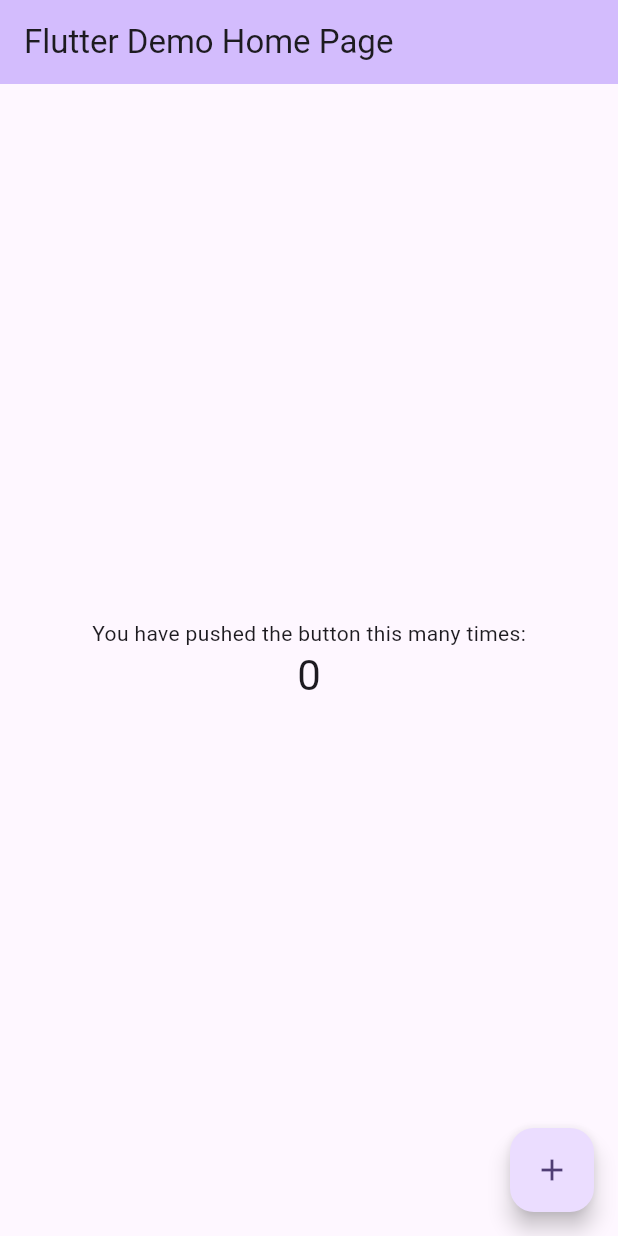
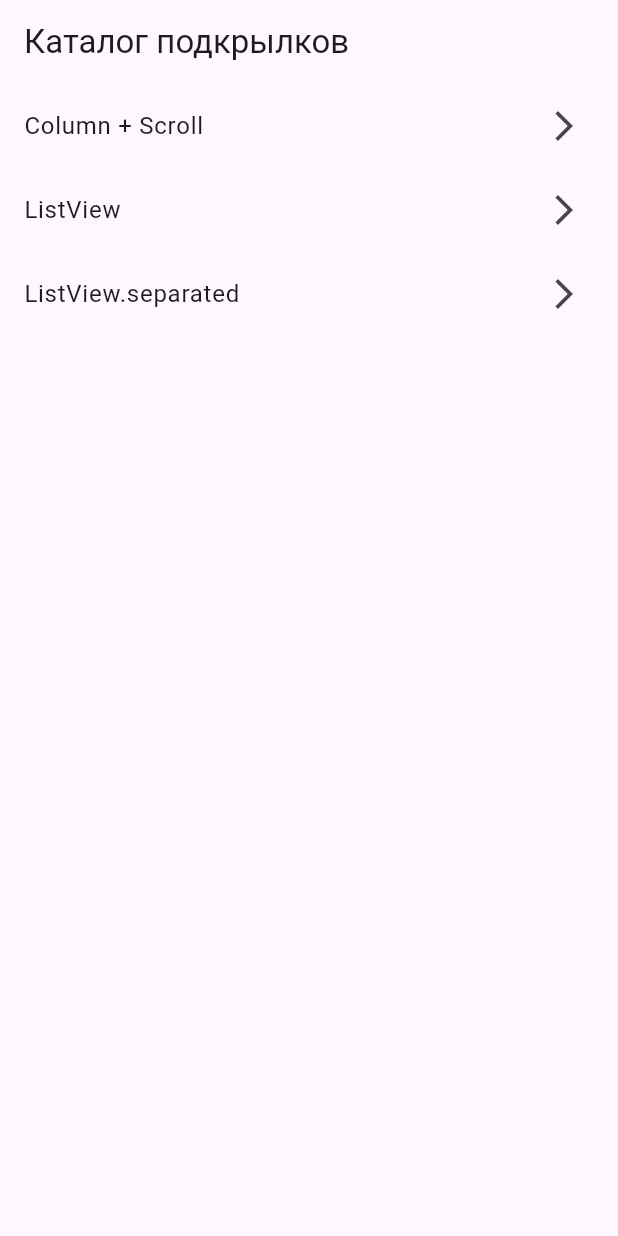
Before and after one commit to Rarmash/RKMP_Prac4, a Flutter app: the screen it shows after launch, on a phone screen of 412 x 824 dp. Run offline on Flutter 3.47's test engine with Material 3 defaults, Android fonts, the phone set to English and light mode, and no system bars.

Commit message:
Выполнена практика

```diff
--- a/lib/main.dart
+++ b/lib/main.dart
@@ -1,122 +1,49 @@
 import 'package:flutter/material.dart';
+import 'screens/column_scroll_screen.dart';
+import 'screens/listview_screen.dart';
+import 'screens/listview_separated_screen.dart';
 
 void main() {
-  runApp(const MyApp());
+  runApp(MyApp());
 }
 
 class MyApp extends StatelessWidget {
-  const MyApp({super.key});
-
-  // This widget is the root of your application.
   @override
   Widget build(BuildContext context) {
     return MaterialApp(
-      title: 'Flutter Demo',
-      theme: ThemeData(
-        // This is the theme of your application.
-        //
-        // TRY THIS: Try running your application with "flutter run". You'll see
-        // the application has a purple toolbar. Then, without quitting the app,
-        // try changing the seedColor in the colorScheme below to Colors.green
-        // and then invoke "hot reload" (save your changes or press the "hot
-        // reload" button in a Flutter-supported IDE, or press "r" if you used
-        // the command line to start the app).
-        //
-        // Notice that the counter didn't reset back to zero; the application
-        // state is not lost during the reload. To reset the state, use hot
-        // restart instead.
-        //
-        // This works for code too, not just values: Most code changes can be
-        // tested with just a hot reload.
-        colorScheme: ColorScheme.fromSeed(seedColor: Colors.deepPurple),
-      ),
-      home: const MyHomePage(title: 'Flutter Demo Home Page'),
+      title: 'prac4',
+      theme: ThemeData(primarySwatch: Colors.blue),
+      home: HomeScreen(),
     );
   }
 }
 
-class MyHomePage extends StatefulWidget {
-  const MyHomePage({super.key, required this.title});
-
-  // This widget is the home page of your application. It is stateful, meaning
-  // that it has a State object (defined below) that contains fields that affect
-  // how it looks.
-
-  // This class is the configuration for the state. It holds the values (in this
-  // case the title) provided by the parent (in this case the App widget) and
-  // used by the build method of the State. Fields in a Widget subclass are
-  // always marked "final".
-
-  final String title;
-
-  @override
-  State<MyHomePage> createState() => _MyHomePageState();
-}
-
-class _MyHomePageState extends State<MyHomePage> {
-  int _counter = 0;
-
-  void _incrementCounter() {
-    setState(() {
-      // This call to setState tells the Flutter framework that something has
-      // changed in this State, which causes it to rerun the build method below
-      // so that the display can reflect the updated values. If we changed
-      // _counter without calling setState(), then the build method would not be
-      // called again, and so nothing would appear to happen.
-      _counter++;
-    });
-  }
+class HomeScreen extends StatelessWidget {
+  final List<Map<String, dynamic>> screens = [
+    {'title': 'Column + Scroll', 'widget': ColumnScrollScreen()},
+    {'title': 'ListView', 'widget': ListViewScreen()},
+    {'title': 'ListView.separated', 'widget': ListViewSeparatedScreen()},
+  ];
 
   @override
   Widget build(BuildContext context) {
-    // This method is rerun every time setState is called, for instance as done
-    // by the _incrementCounter method above.
-    //
-    // The Flutter framework has been optimized to make rerunning build methods
-    // fast, so that you can just rebuild anything that needs updating rather
-    // than having to individually change instances of widgets.
     return Scaffold(
-      appBar: AppBar(
-        // TRY THIS: Try changing the color here to a specific color (to
-        // Colors.amber, perhaps?) and trigger a hot reload to see the AppBar
-        // change color while the other colors stay the same.
-        backgroundColor: Theme.of(context).colorScheme.inversePrimary,
-        // Here we take the value from the MyHomePage object that was created by
-        // the App.build method, and use it to set our appbar title.
-        title: Text(widget.title),
+      appBar: AppBar(title: Text('Каталог подкрылков')),
+      body: ListView.builder(
+        itemCount: screens.length,
+        itemBuilder: (context, index) {
+          return ListTile(
+            title: Text(screens[index]['title']),
+            trailing: Icon(Icons.arrow_forward_ios),
+            onTap: () {
+              Navigator.push(
+                context,
+                MaterialPageRoute(builder: (_) => screens[index]['widget']),
+              );
+            },
+          );
+        },
       ),
-      body: Center(
-        // Center is a layout widget. It takes a single child and positions it
-        // in the middle of the parent.
-        child: Column(
-          // Column is also a layout widget. It takes a list of children and
-          // arranges them vertically. By default, it sizes itself to fit its
-          // children horizontally, and tries to be as tall as its parent.
-          //
-          // Column has various properties to control how it sizes itself and
-          // how it positions its children. Here we use mainAxisAlignment to
-          // center the children vertically; the main axis here is the vertical
-          // axis because Columns are vertical (the cross axis would be
-          // horizontal).
-          //
-          // TRY THIS: Invoke "debug painting" (choose the "Toggle Debug Paint"
-          // action in the IDE, or press "p" in the console), to see the
-          // wireframe for each widget.
-          mainAxisAlignment: MainAxisAlignment.center,
-          children: <Widget>[
-            const Text('You have pushed the button this many times:'),
-            Text(
-              '$_counter',
-              style: Theme.of(context).textTheme.headlineMedium,
-            ),
-          ],
-        ),
-      ),
-      floatingActionButton: FloatingActionButton(
-        onPressed: _incrementCounter,
-        tooltip: 'Increment',
-        child: const Icon(Icons.add),
-      ), // This trailing comma makes auto-formatting nicer for build methods.
     );
   }
 }
```
Also changed, not shown: lib/screens/column_scroll_screen.dart (added, +60 -0 lines), lib/screens/listview_screen.dart (added, +63 -0 lines), lib/screens/listview_separated_screen.dart (added, +65 -0 lines).
